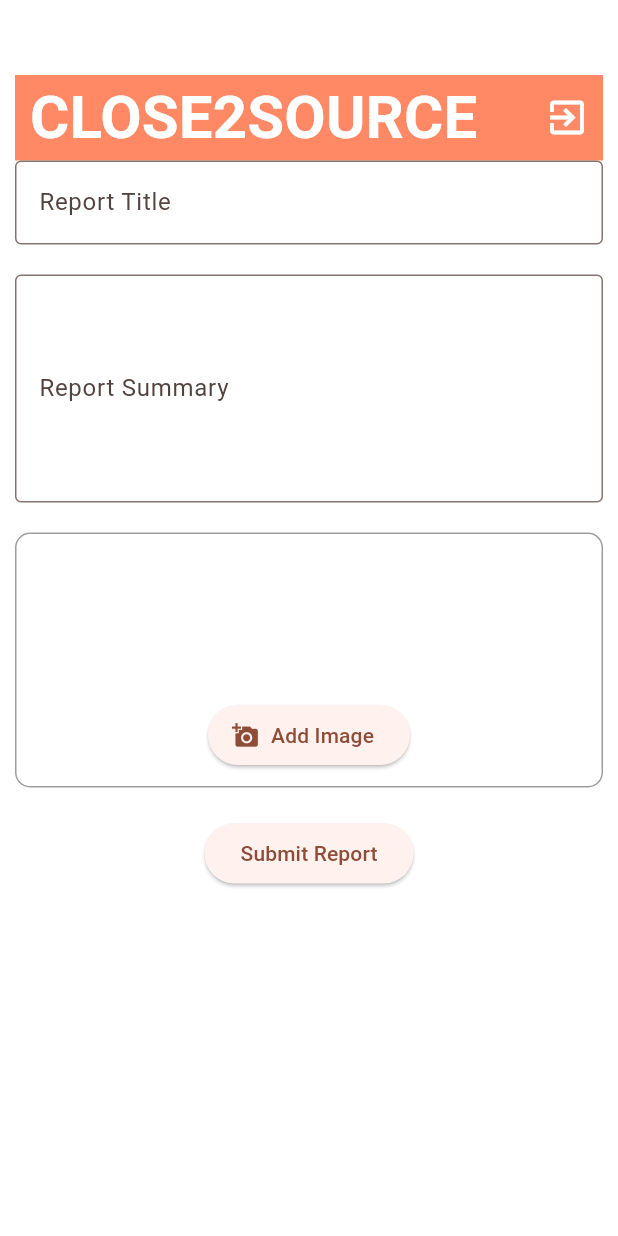
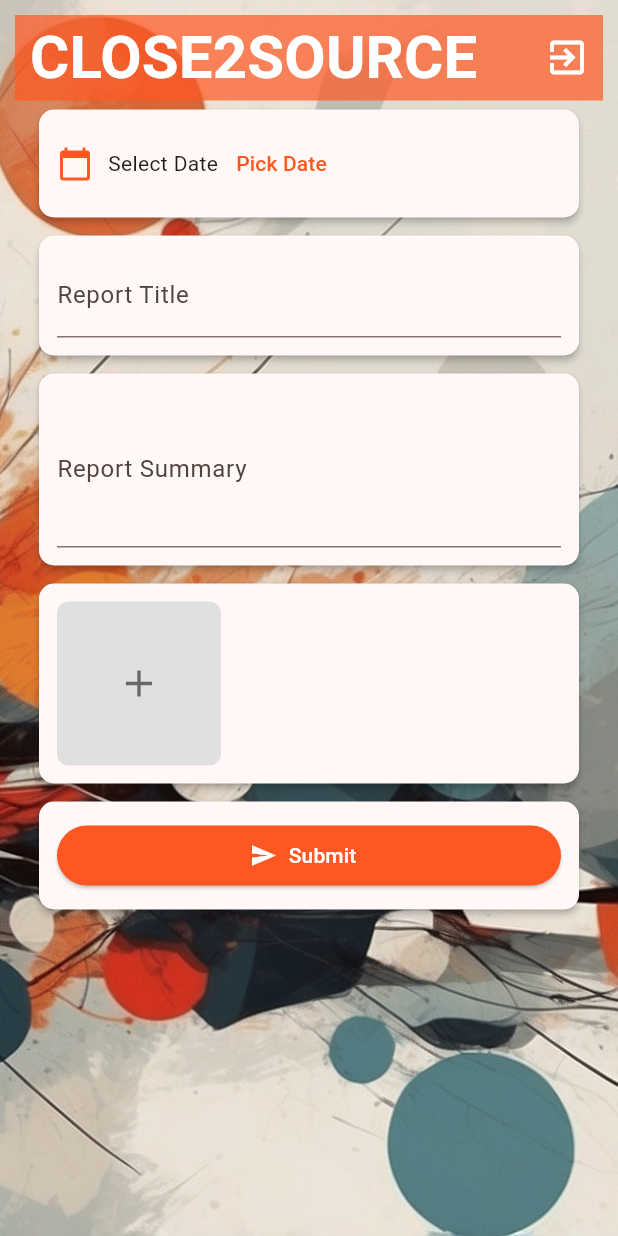
Before and after one commit to Scuttman/close2source_web, a Flutter app: the ReportFormScreen screen opened by its route, on a phone screen of 412 x 824 dp. Run offline on Flutter 3.47's test engine with Material 3 defaults, Android fonts, the phone set to English and light mode, and no system bars; our stand-ins replace cloud_firestore, connectivity_plus, file_picker, firebase_auth, firebase_core, firebase_storage and 3 more; accounts and stored records are empty; Roboto replaces fonts that are missing (Amatic Sc).

Commit message:
1.0.20 version report_form_screen

```diff
--- a/lib/screens/dashboard/reports_tab/report_form_screen.dart
+++ b/lib/screens/dashboard/reports_tab/report_form_screen.dart
@@ -3,6 +3,8 @@
 import 'package:image_picker/image_picker.dart';
 import 'dart:io';
 import '../../../imports.dart';
+import 'package:google_fonts/google_fonts.dart';
+import 'package:intl/intl.dart';
 
 class ReportFormScreen extends StatefulWidget {
   const ReportFormScreen({Key? key}) : super(key: key);
@@ -15,47 +17,139 @@
   final _formKey = GlobalKey<FormState>();
   String _reportTitle = '';
   String _reportSummary = '';
-  List<File> _selectedImages = []; // Changed to a list of images
+  List<File> _selectedImages = [];
+  DateTime? _selectedDate;
 
-  Future<void> _pickImage() async {
+  Future<void> _pickDate() async {
+    final DateTime? picked = await showDatePicker(
+      context: context,
+      initialDate: _selectedDate ?? DateTime.now(),
+      firstDate: DateTime(2020),
+      lastDate: DateTime(2100),
+    );
+    if (picked != null) {
+      setState(() {
+        _selectedDate = picked;
+      });
+    }
+  }
+
+  Future<void> _showImagePickerOptions() async {
+    showModalBottomSheet(
+      context: context,
+      shape: const RoundedRectangleBorder(
+        borderRadius: BorderRadius.vertical(top: Radius.circular(20)),
+      ),
+      builder: (context) {
+        return Wrap(
+          children: [
+            ListTile(
+              leading: const Icon(Icons.camera_alt),
+              title: const Text('Take Photo'),
+              onTap: () async {
+                Navigator.pop(context);
+                await _pickImage(fromCamera: true);
+              },
+            ),
+            ListTile(
+              leading: const Icon(Icons.photo_library),
+              title: const Text('Choose from Gallery'),
+              onTap: () async {
+                Navigator.pop(context);
+                await _pickImage(fromCamera: false);
+              },
+            ),
+          ],
+        );
+      },
+    );
+  }
+
+  Future<void> _pickImage({required bool fromCamera}) async {
     final pickedFile = await ImagePicker().pickImage(
-      source: ImageSource.gallery,
+      source: fromCamera ? ImageSource.camera : ImageSource.gallery,
+      maxWidth: 800,
+      maxHeight: 800,
     );
+
     if (pickedFile != null) {
       setState(() {
-        _selectedImages.add(
-          File(pickedFile.path),
-        ); // Add selected image to the list
+        _selectedImages.add(File(pickedFile.path));
       });
     }
   }
 
   Future<void> _submitReport() async {
     if (_formKey.currentState?.validate() ?? false) {
+      if (_selectedDate == null) {
+        ScaffoldMessenger.of(
+          context,
+        ).showSnackBar(const SnackBar(content: Text('Please pick a date')));
+        return;
+      }
+
       final newReport = {
         'title': _reportTitle,
         'timestamp': Timestamp.now(),
         'summary': _reportSummary,
-        'images':
-            _selectedImages
-                .map((image) => image.path)
-                .toList(), // Save image paths
+        'date': _selectedDate,
+        'images': _selectedImages.map((image) => image.path).toList(),
       };
 
       Navigator.pop(context, newReport);
     }
   }
 
+  Widget _buildImageGrid() {
+    return GridView.builder(
+      shrinkWrap: true,
+      physics: NeverScrollableScrollPhysics(),
+      gridDelegate: const SliverGridDelegateWithFixedCrossAxisCount(
+        crossAxisCount: 3,
+        crossAxisSpacing: 4,
+        mainAxisSpacing: 4,
+      ),
+      itemCount: _selectedImages.length + 1,
+      itemBuilder: (context, index) {
+        if (index == _selectedImages.length) {
+          return GestureDetector(
+            onTap: _showImagePickerOptions,
+            child: Container(
+              width: 80,
+              height: 80,
+              decoration: BoxDecoration(
+                color: Colors.grey.shade300,
+                borderRadius: BorderRadius.circular(8),
+              ),
+              child: const Center(
+                child: Icon(Icons.add, size: 30, color: Colors.black54),
+              ),
+            ),
+          );
+        }
+        return Image.file(_selectedImages[index], fit: BoxFit.cover);
+      },
+    );
+  }
+
+  Widget _buildCard(Widget child) {
+    return Padding(
+      padding: const EdgeInsets.symmetric(horizontal: 16.0, vertical: 6.0),
+      child: Material(
+        elevation: 2,
+        borderRadius: BorderRadius.circular(10),
+        child: Padding(padding: const EdgeInsets.all(12.0), child: child),
+      ),
+    );
+  }
+
   @override
   Widget build(BuildContext context) {
-    return Scaffold(
+    return BackgroundScaffold(
+      child: Scaffold(
+        backgroundColor: Colors.transparent,
         body: Padding(
-        padding: const EdgeInsets.only(
-          left: 10.0,
-          right: 10.0,
-          top: 50.0,
-          bottom: 10.0,
-        ),
+          padding: const EdgeInsets.all(10.0),
           child: Column(
             children: [
               Container(
@@ -91,109 +185,61 @@
               Expanded(
                 child: Form(
                   key: _formKey,
-                child: Column(
+                  child: ListView(
                     children: [
-                    TextFormField(
-                      decoration: const InputDecoration(
-                        labelText: 'Report Title',
-                        border: OutlineInputBorder(),
+                      _buildCard(
+                        Row(
+                          children: [
+                            Icon(
+                              Icons.calendar_today,
+                              color: Colors.deepOrange,
                             ),
-                      validator: (value) {
-                        if (value == null || value.isEmpty) {
-                          return 'Please enter a title';
-                        }
-                        return null;
-                      },
-                      onChanged: (value) {
-                        _reportTitle = value;
-                      },
+                            const SizedBox(width: 10),
+                            Text(
+                              _selectedDate == null
+                                  ? 'Select Date'
+                                  : 'Date: ${DateFormat('dd/MM/yyyy').format(_selectedDate!)}',
                             ),
-                    const SizedBox(height: 20.0),
-                    TextFormField(
-                      decoration: const InputDecoration(
-                        labelText: 'Report Summary',
-                        border: OutlineInputBorder(),
+                            TextButton(
+                              onPressed: _pickDate,
+                              child: const Text(
+                                'Pick Date',
+                                style: TextStyle(color: Colors.deepOrange),
                               ),
-                      maxLines: 5,
-                      validator: (value) {
-                        if (value == null || value.isEmpty) {
-                          return 'Please enter a summary';
-                        }
-                        return null;
-                      },
-                      onChanged: (value) {
-                        _reportSummary = value;
-                      },
-                    ),
-                    const SizedBox(height: 20.0),
-
-                    // Image Upload Container
-                    Container(
-                      padding: const EdgeInsets.all(10.0),
-                      decoration: BoxDecoration(
-                        border: Border.all(color: Colors.grey),
-                        borderRadius: BorderRadius.circular(10.0),
-                      ),
-                      child: Column(
-                        children: [
-                          // Ensure the ListView builder has constraints
-                          SizedBox(
-                            height: 100,
-                            child: ListView.builder(
-                              scrollDirection: Axis.horizontal,
-                              itemCount: _selectedImages.length,
-                              itemBuilder: (context, index) {
-                                return Stack(
-                                  children: [
-                                    Container(
-                                      margin: const EdgeInsets.all(5),
-                                      width: 100, // Explicit width
-                                      height: 100,
-                                      decoration: BoxDecoration(
-                                        borderRadius: BorderRadius.circular(10),
-                                        image: DecorationImage(
-                                          image: FileImage(
-                                            _selectedImages[index],
-                                          ),
-                                          fit: BoxFit.cover,
-                                        ),
-                                      ),
-                                    ),
-                                    Positioned(
-                                      top: 0,
-                                      right: 0,
-                                      child: IconButton(
-                                        icon: const Icon(
-                                          Icons.cancel,
-                                          color: Colors.red,
-                                        ),
-                                        onPressed: () {
-                                          setState(() {
-                                            _selectedImages.removeAt(index);
-                                          });
-                                        },
-                                      ),
-                                    ),
-                                  ],
-                                );
-                              },
-                            ),
-                          ),
-                          ElevatedButton.icon(
-                            onPressed: _pickImage,
-                            icon: const Icon(Icons.add_a_photo),
-                            label: const Text("Add Image"),
                             ),
                           ],
                         ),
                       ),
-
-                    const SizedBox(height: 20.0),
-
-                    // Submit Button
-                    ElevatedButton(
+                      _buildCard(
+                        TextFormField(
+                          decoration: const InputDecoration(
+                            labelText: 'Report Title',
+                          ),
+                          onChanged: (value) => _reportTitle = value,
+                        ),
+                      ),
+                      _buildCard(
+                        TextFormField(
+                          decoration: const InputDecoration(
+                            labelText: 'Report Summary',
+                          ),
+                          maxLines: 3,
+                          onChanged: (value) => _reportSummary = value,
+                        ),
+                      ),
+                      _buildCard(_buildImageGrid()),
+                      _buildCard(
+                        ElevatedButton.icon(
                           onPressed: _submitReport,
-                      child: const Text('Submit Report'),
+                          icon: const Icon(Icons.send, color: Colors.white),
+                          label: const Text(
+                            'Submit',
+                            style: TextStyle(color: Colors.white),
+                          ),
+                          style: ElevatedButton.styleFrom(
+                            backgroundColor: Colors.deepOrange,
+                          ),
+                        ),
                       ),
                     ],
                   ),
@@ -202,6 +248,7 @@
             ],
           ),
         ),
+      ),
     );
   }
 }
```
Also changed, not shown: 1 other file. Lines whose indentation alone changed are shown as unchanged.
